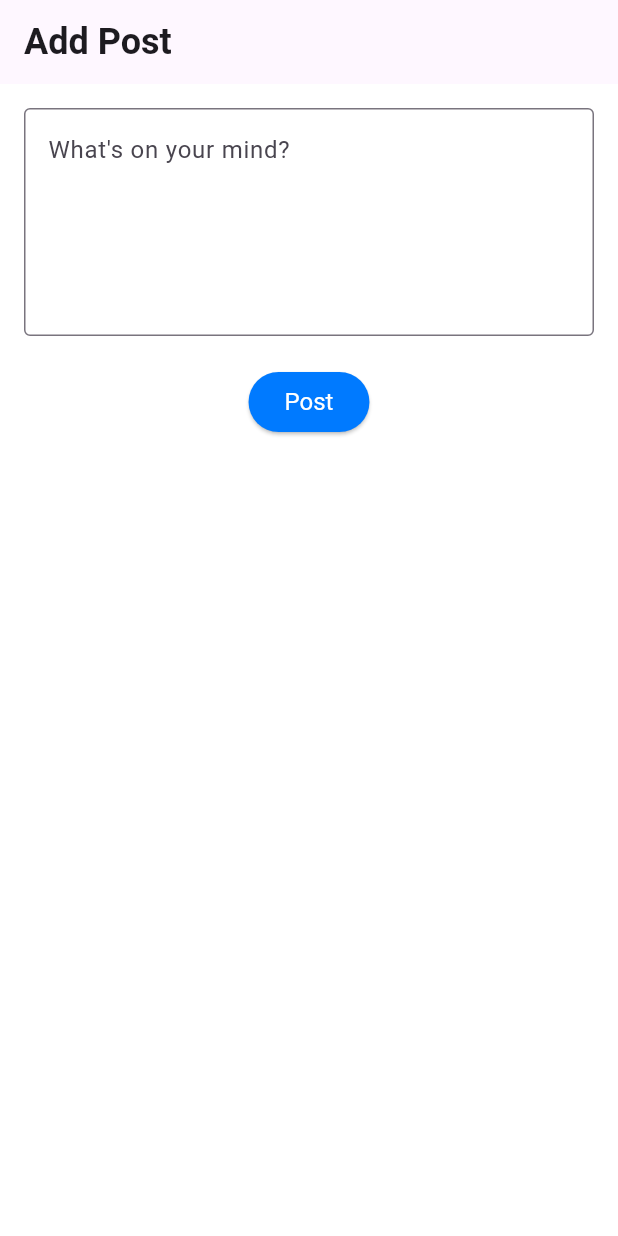
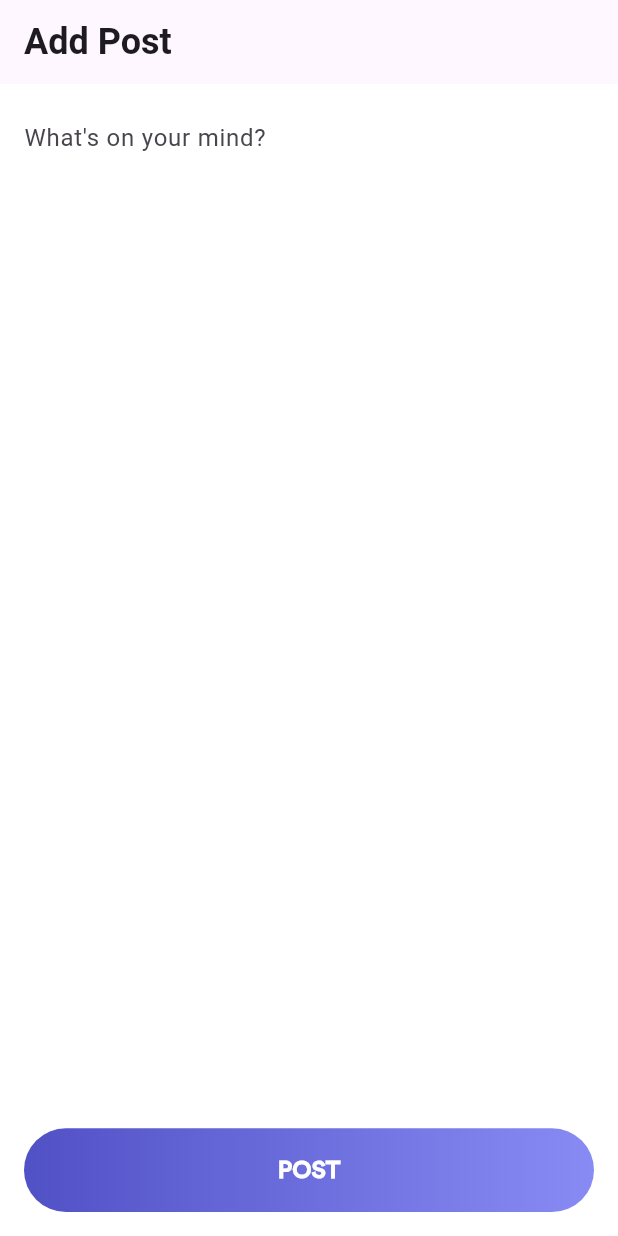
Before and after one commit to Mahmoud-Azmy/Vibe-Link, a Flutter app: the AddPostScreen screen opened by its route, on a phone screen of 412 x 824 dp. Run offline on Flutter 3.47's test engine with Material 3 defaults, Android fonts, the phone set to English and light mode, and no system bars; our stand-ins replace cloud_firestore, dartz, equatable, firebase_auth, firebase_core, flutter_bloc and 7 more; accounts and stored records are empty.

Commit message:
refactor(auth): move custom_button widget to core components
The `CustomButton` widget was moved from the `auth/presentation/widgets` directory to the `core/components` directory to improve code reusability and maintainability. This change ensures that the button can be used across different features without duplication.

```diff
--- a/lib/features/auth/presentation/views/login_view.dart
+++ b/lib/features/auth/presentation/views/login_view.dart
@@ -7,7 +7,7 @@ import 'package:vibe_link/core/utils/app_assets.dart';
 import 'package:vibe_link/core/utils/app_router.dart';
 import 'package:vibe_link/core/utils/app_strings.dart';
 import 'package:vibe_link/features/auth/presentation/controllers/login/login_cubit.dart';
-import 'package:vibe_link/features/auth/presentation/widgets/custom_button.dart';
+import 'package:vibe_link/core/components/custom_button.dart';
 import 'package:vibe_link/features/auth/presentation/widgets/login_bloc_listener.dart';
 import 'package:vibe_link/features/auth/presentation/widgets/login_by.dart';
 import 'package:vibe_link/features/auth/presentation/widgets/login_email_and_password.dart';
--- a/lib/features/auth/presentation/views/set_new_password_screen.dart
+++ b/lib/features/auth/presentation/views/set_new_password_screen.dart
@@ -5,7 +5,7 @@ import 'package:vibe_link/core/theme/app_colors.dart';
 import 'package:vibe_link/core/theme/app_text_style.dart';
 import 'package:vibe_link/core/utils/app_assets.dart';
 import 'package:vibe_link/core/utils/app_strings.dart';
-import 'package:vibe_link/features/auth/presentation/widgets/custom_button.dart';
+import 'package:vibe_link/core/components/custom_button.dart';
 import 'package:vibe_link/features/auth/presentation/widgets/custom_container_message.dart';
 import 'package:vibe_link/features/auth/presentation/widgets/set_new_password_user_input.dart';
 import 'package:vibe_link/features/auth/presentation/widgets/three_overlapping_squares.dart';
--- a/lib/features/auth/presentation/views/sign_up_view.dart
+++ b/lib/features/auth/presentation/views/sign_up_view.dart
@@ -6,7 +6,7 @@ import 'package:vibe_link/core/theme/app_text_style.dart';
 import 'package:vibe_link/core/utils/app_assets.dart';
 import 'package:vibe_link/core/utils/app_strings.dart';
 import 'package:vibe_link/features/auth/presentation/controllers/signup/signup_cubit.dart';
-import 'package:vibe_link/features/auth/presentation/widgets/custom_button.dart';
+import 'package:vibe_link/core/components/custom_button.dart';
 import 'package:vibe_link/features/auth/presentation/widgets/sign_up_bloc_listener.dart';
 import 'package:vibe_link/features/auth/presentation/widgets/sign_up_email_and_password.dart';
 
--- a/lib/features/auth/presentation/widgets/rest_password_bloc_consumer.dart
+++ b/lib/features/auth/presentation/widgets/rest_password_bloc_consumer.dart
@@ -11,7 +11,7 @@ import 'package:vibe_link/core/utils/app_strings.dart';
 import 'package:vibe_link/core/utils/validators.dart';
 import 'package:vibe_link/features/auth/presentation/controllers/resetPassword/rest_password_cubit.dart';
 import 'package:vibe_link/features/auth/presentation/controllers/resetPassword/rest_password_state.dart';
-import 'package:vibe_link/features/auth/presentation/widgets/custom_button.dart';
+import 'package:vibe_link/core/components/custom_button.dart';
 import 'package:vibe_link/features/auth/presentation/widgets/custom_container_message.dart';
 import 'package:vibe_link/features/auth/presentation/widgets/custom_text_form_field.dart';
 import 'package:vibe_link/features/auth/presentation/widgets/three_overlapping_squares.dart';
--- a/lib/features/auth/presentation/widgets/verifiction_bloc_consumer.dart
+++ b/lib/features/auth/presentation/widgets/verifiction_bloc_consumer.dart
@@ -10,7 +10,7 @@ import 'package:vibe_link/core/utils/app_router.dart';
 import 'package:vibe_link/core/utils/app_strings.dart';
 import 'package:vibe_link/features/auth/presentation/controllers/verification/verification_cubit.dart';
 import 'package:vibe_link/features/auth/presentation/controllers/verification/verification_state.dart';
-import 'package:vibe_link/features/auth/presentation/widgets/custom_button.dart';
+import 'package:vibe_link/core/components/custom_button.dart';
 import 'package:vibe_link/features/auth/presentation/widgets/custom_container_message.dart';
 import 'package:vibe_link/features/auth/presentation/widgets/three_overlapping_squares.dart';
 
--- a/lib/features/home/presentation/widgets/add_post_screen.dart
+++ b/lib/features/home/presentation/widgets/add_post_screen.dart
@@ -1,6 +1,8 @@
 import 'package:flutter/material.dart';
 import 'package:flutter_bloc/flutter_bloc.dart';
 import 'package:go_router/go_router.dart';
+import 'package:vibe_link/core/components/custom_button.dart';
+import 'package:vibe_link/core/theme/app_text_style.dart';
 import 'package:vibe_link/core/utils/app_strings.dart';
 import 'package:vibe_link/features/home/presentation/controllers/CreatePost/post_cubit.dart';
 import 'package:vibe_link/features/home/presentation/controllers/CreatePost/post_state.dart';
@@ -18,16 +20,18 @@ class AddPostScreen extends StatelessWidget {
         padding: const EdgeInsets.all(16.0),
         child: Column(
           children: [
-            TextField(
+            TextFormField(
               controller: _controller,
               maxLines: 5,
               decoration: InputDecoration(
                 hintText: AppStrings.whatIsOnYourMind,
-                border: OutlineInputBorder(),
+                border: InputBorder.none,
               ),
             ),
             SizedBox(height: 20),
-            ElevatedButton(
+            Spacer(),
+            CustomButton(
+              text: 'POST',
               onPressed: () {
                 if (_controller.text.trim().isNotEmpty) {
                   context.read<PostCubit>().createPost(
@@ -54,9 +58,11 @@ class AddPostScreen extends StatelessWidget {
                 },
                 builder: (context, state) {
                   if (state is CreatePostLoading) {
-                    return Center(child: CircularProgressIndicator());
+                    return Center(
+                      child: CircularProgressIndicator(color: Colors.white),
+                    );
                   }
-                  return Text('Post');
+                  return Text('POST', style: AppTextStyles.font16Bold);
                 },
               ),
             ),
```
Also changed, not shown: lib/core/components/custom_button.dart (renamed from lib/features/auth/presentation/widgets/custom_button.dart).
